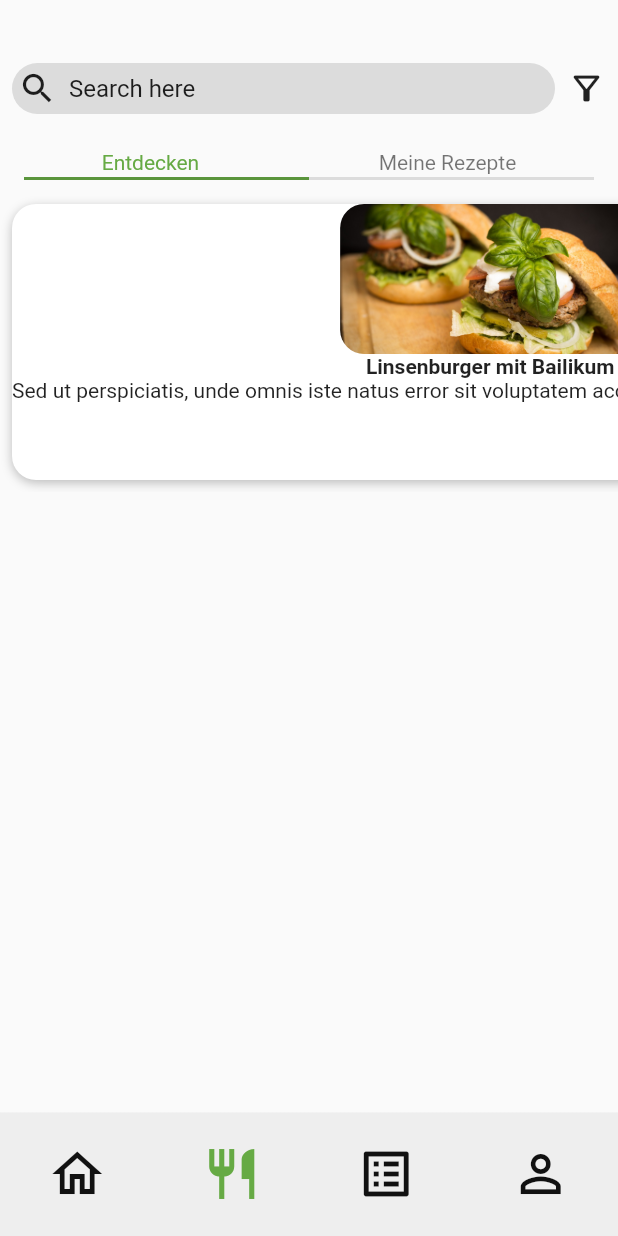
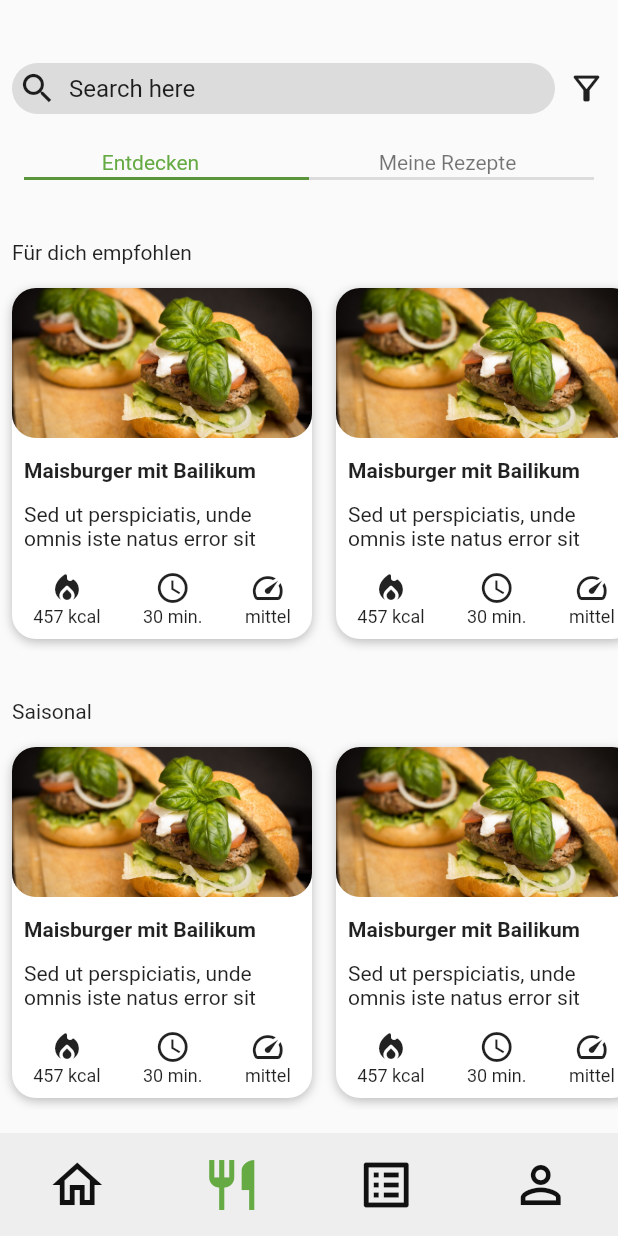
Before and after one commit to kit-recipe-app/front-end, a Flutter app: the screen it shows after launch, item 2 of the bottom bar chosen, on a phone screen of 412 x 824 dp. Run offline on Flutter 3.47's test engine with Material 2 defaults, Android fonts, the phone set to English and light mode, and no system bars.

Commit message:
designed exploring screen

```diff
--- a/flutter_frontend_recipes/lib/constants/icon_designs.dart
+++ b/flutter_frontend_recipes/lib/constants/icon_designs.dart
@@ -17,6 +17,10 @@ class RecipeAppIcons {
 
   //Icons Recipe Screen
 
+  static IconData caloriesIcon = Icons.local_fire_department_outlined;
+  static IconData timeIcon = Icons.schedule_outlined;
+  static IconData difficultyIcon = Icons.speed_outlined;
+
   //Icons für die Rezpte
   static IconData calories = Icons.local_fire_department_rounded;
   static IconData duration = Icons.access_time;
--- a/flutter_frontend_recipes/lib/layout/bottom_navigation_bar_recipe_app.dart
+++ b/flutter_frontend_recipes/lib/layout/bottom_navigation_bar_recipe_app.dart
@@ -19,7 +19,7 @@ class BottomNavigationBarRecipeApp extends StatelessWidget {
         ),
       ),
       child: SizedBox(
-        height: MediaQuery.of(context).size.height / 10,
+        height: MediaQuery.of(context).size.height / 12,
         width: MediaQuery.of(context).size.width,
         child: Row(
           mainAxisAlignment: MainAxisAlignment.spaceAround,
--- a/flutter_frontend_recipes/lib/pages/recipes/exploring-recipes.dart
+++ b/flutter_frontend_recipes/lib/pages/recipes/exploring-recipes.dart
@@ -9,8 +9,15 @@ class RecipeAppExploringRecipes extends StatelessWidget {
     return ListView(
       padding: EdgeInsets.zero,
       children: [
+        Column(
+          crossAxisAlignment: CrossAxisAlignment.start,
+          children: [
+            const Padding(
+              padding: EdgeInsets.fromLTRB(8, 32, 8, 8),
+              child: Text("Für dich empfohlen"),
+            ),
             SizedBox(
-          height: 200,
+              height: 250,
               child: ListView(
                 scrollDirection: Axis.horizontal,
                 padding: EdgeInsets.zero,
@@ -18,11 +25,24 @@ class RecipeAppExploringRecipes extends StatelessWidget {
                   RecipeAppRecipePreviewExploring(),
                   RecipeAppRecipePreviewExploring(),
                   RecipeAppRecipePreviewExploring(),
-              RecipeAppRecipePreviewExploring(),
-              RecipeAppRecipePreviewExploring(),
-              RecipeAppRecipePreviewExploring(),
-              RecipeAppRecipePreviewExploring(),
-              RecipeAppRecipePreviewExploring(),
+                ],
+              ),
+            ),
+          ],
+        ),
+        Column(
+          crossAxisAlignment: CrossAxisAlignment.start,
+          children: [
+            const Padding(
+              padding: EdgeInsets.fromLTRB(8, 32, 8, 8),
+              child: Text("Saisonal"),
+            ),
+            SizedBox(
+              height: 250,
+              child: ListView(
+                scrollDirection: Axis.horizontal,
+                padding: EdgeInsets.zero,
+                children: const [
                   RecipeAppRecipePreviewExploring(),
                   RecipeAppRecipePreviewExploring(),
                   RecipeAppRecipePreviewExploring(),
@@ -30,6 +50,8 @@ class RecipeAppExploringRecipes extends StatelessWidget {
               ),
             ),
           ],
+        ),
+      ],
     );
   }
 }
--- a/flutter_frontend_recipes/lib/pages/recipes/recipe_preview_exploring.dart
+++ b/flutter_frontend_recipes/lib/pages/recipes/recipe_preview_exploring.dart
@@ -1,4 +1,5 @@
 import 'package:flutter/material.dart';
+import 'package:flutter_frontend_recipes/constants/icon_designs.dart';
 
 class RecipeAppRecipePreviewExploring extends StatelessWidget {
   const RecipeAppRecipePreviewExploring({super.key});
@@ -6,6 +7,7 @@ class RecipeAppRecipePreviewExploring extends StatelessWidget {
   @override
   Widget build(BuildContext context) {
     return Container(
+      width: 200,
       margin: const EdgeInsets.all(8),
       decoration: BoxDecoration(
         color: Colors.white,
@@ -20,6 +22,8 @@ class RecipeAppRecipePreviewExploring extends StatelessWidget {
         ],
       ),
       child: Column(
+        mainAxisAlignment: MainAxisAlignment.spaceBetween,
+        crossAxisAlignment: CrossAxisAlignment.start,
         children: [
           ClipRRect(
             borderRadius: BorderRadius.circular(16),
@@ -30,14 +34,64 @@ class RecipeAppRecipePreviewExploring extends StatelessWidget {
               fit: BoxFit.cover,
             ),
           ),
-          const Text(
-            "Linsenburger mit Bailikum",
-            style: TextStyle(
-              fontWeight: FontWeight.bold,
+          const Padding(
+            padding: EdgeInsets.fromLTRB(8, 0, 8, 0),
+            child: Text(
+              "Maisburger mit Bailikum",
+              style: TextStyle(
+                fontWeight: FontWeight.bold,
+                fontSize: 14,
+              ),
             ),
           ),
-          const Text(
-              "Sed ut perspiciatis, unde omnis iste natus error sit voluptatem accusantium doloremque laudantium, to")
+          const Padding(
+            padding: EdgeInsets.fromLTRB(8, 0, 8, 0),
+            child: Flexible(
+              child:
+                  Text("Sed ut perspiciatis, unde omnis iste natus error sit"),
+            ),
+          ),
+          Padding(
+            padding: const EdgeInsets.fromLTRB(0, 0, 0, 8),
+            child: Row(
+              mainAxisAlignment: MainAxisAlignment.spaceAround,
+              children: [
+                Column(
+                  children: [
+                    Icon(RecipeAppIcons.calories),
+                    const Text(
+                      "457 kcal",
+                      style: TextStyle(
+                        fontSize: 12,
+                      ),
+                    ),
+                  ],
+                ),
+                Column(
+                  children: [
+                    Icon(RecipeAppIcons.timeIcon),
+                    const Text(
+                      "30 min.",
+                      style: TextStyle(
+                        fontSize: 12,
+                      ),
+                    )
+                  ],
+                ),
+                Column(
+                  children: [
+                    Icon(RecipeAppIcons.difficultyIcon),
+                    const Text(
+                      "mittel",
+                      style: TextStyle(
+                        fontSize: 12,
+                      ),
+                    ),
+                  ],
+                ),
+              ],
+            ),
+          )
         ],
       ),
     );
```
Lines whose indentation alone changed are shown as unchanged.
